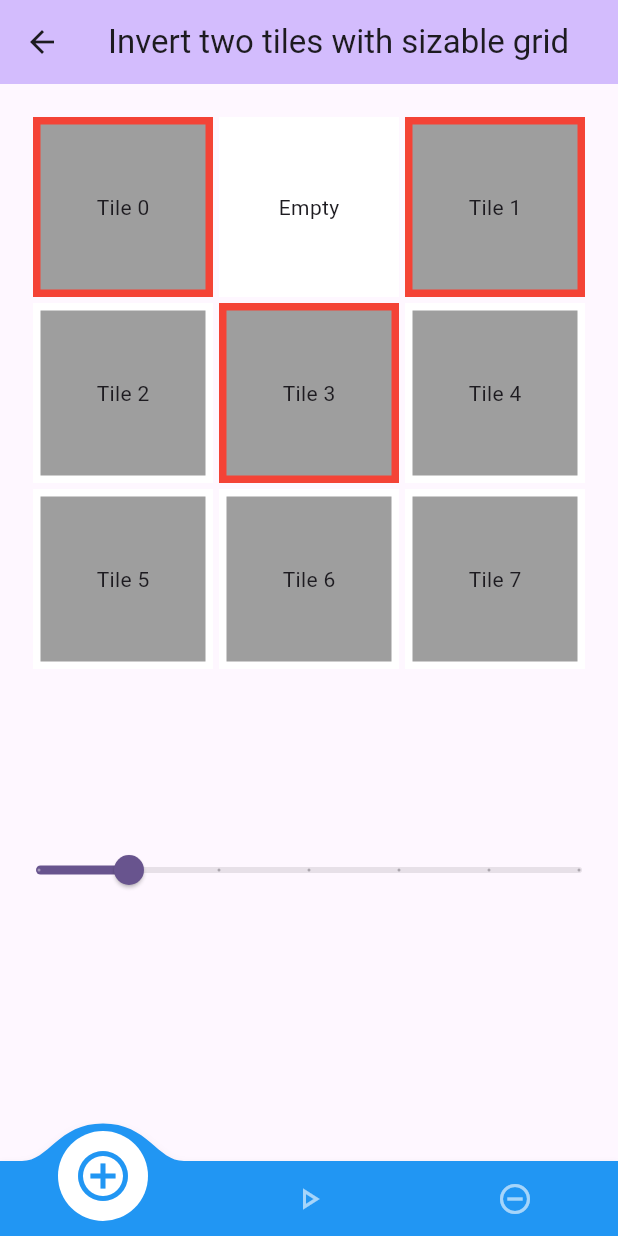
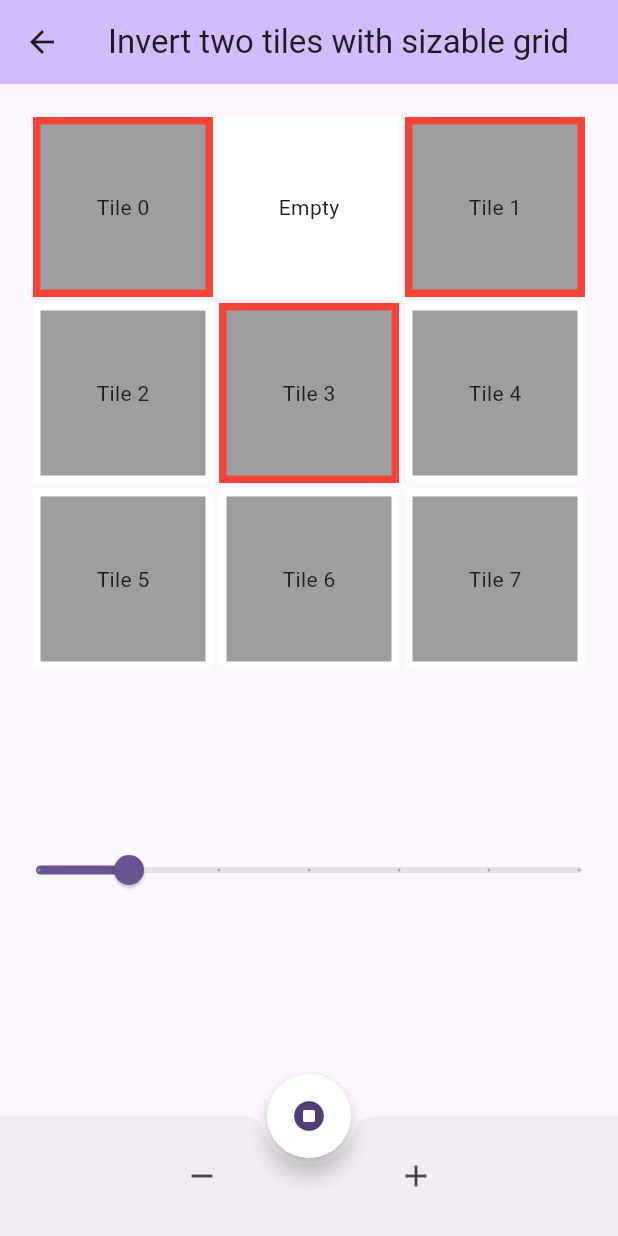
Before and after one commit to titouan-aclr/AMSE_Flutter, a Flutter app: the Exercice7Screen screen opened directly, on a phone screen of 412 x 824 dp. Run offline on Flutter 3.47's test engine with Material 3 defaults, Android fonts, the phone set to English and light mode, and no system bars; drawn by our look-alikes of convex_bottom_bar.

Commit message:
nouvelle bottom bar

```diff
--- a/tp2/lib/screens/exercice7_screen.dart
+++ b/tp2/lib/screens/exercice7_screen.dart
@@ -49,6 +49,9 @@ class _Exercice7ScreenState extends State<Exercice7Screen> {
   int indexEmpty = 1;
   late List<Widget> tiles;
   TileWidget emptyTile = TileWidget(tile: Tile(Colors.white, "Empty"));
+  bool isPlaying = false;
+
+  get onPressed => null;
 
   @override
   void initState() {
@@ -71,6 +74,13 @@ class _Exercice7ScreenState extends State<Exercice7Screen> {
   @override
   Widget build(BuildContext context) {
     itemCount = nbColumns * nbColumns;
+
+    void togglePlayStop() {
+      setState(() {
+        isPlaying = !isPlaying;
+      });
+    }
+
     return Scaffold(
         appBar: AppBar(
           backgroundColor: Theme.of(context).colorScheme.inversePrimary,
@@ -106,7 +116,8 @@ class _Exercice7ScreenState extends State<Exercice7Screen> {
             ),
             Slider(
               value: nbColumns.toDouble(),
-            onChanged: (newNbColumns) => changeNbColumns(newNbColumns.toInt()),
+              onChanged: (newNbColumns) =>
+                  changeNbColumns(newNbColumns.toInt()),
               min: 2,
               divisions: 6,
               max: 8,
@@ -114,12 +125,40 @@ class _Exercice7ScreenState extends State<Exercice7Screen> {
             )
           ],
         ),
-      bottomNavigationBar: ConvexAppBar(items: const [
-        TabItem(icon: Icons.add_circle_outline),
-        TabItem(icon: Icons.play_arrow_outlined),
-        TabItem(icon: Icons.remove_circle_outline),
+        floatingActionButtonLocation: FloatingActionButtonLocation.centerDocked,
+        floatingActionButton: FloatingActionButton(
+          backgroundColor: Colors.white,
+          onPressed: () {
+            togglePlayStop();
+          },
+          shape: RoundedRectangleBorder(
+            borderRadius: BorderRadius.circular(45.0),
+          ),
+          tooltip: isPlaying ? "Play" : "Stop",
+          child: isPlaying
+              ? const Icon(Icons.play_arrow_rounded)
+              : const Icon(Icons.stop_circle_rounded),
+        ),
+        bottomNavigationBar: BottomAppBar(
+          shape: const CircularNotchedRectangle(),
+          child:
+              Row(mainAxisAlignment: MainAxisAlignment.spaceEvenly, children: [
+            IconButton(
+              onPressed: () {
+                changeNbColumns((nbColumns <= 2) ? nbColumns : nbColumns - 1);
+              },
+              icon: const Icon(Icons.remove),
+              tooltip: "Remove Tiles",
+            ),
+            IconButton(
+              onPressed: () {
+                changeNbColumns((nbColumns >= 8) ? nbColumns : nbColumns + 1);
+              },
+              icon: const Icon(Icons.add),
+              tooltip: "Add Tiles",
+            ),
           ]),
-    );
+        ));
   }
 
   changeNbColumns(int newNbColumns) {
```
Lines whose indentation alone changed are shown as unchanged.
